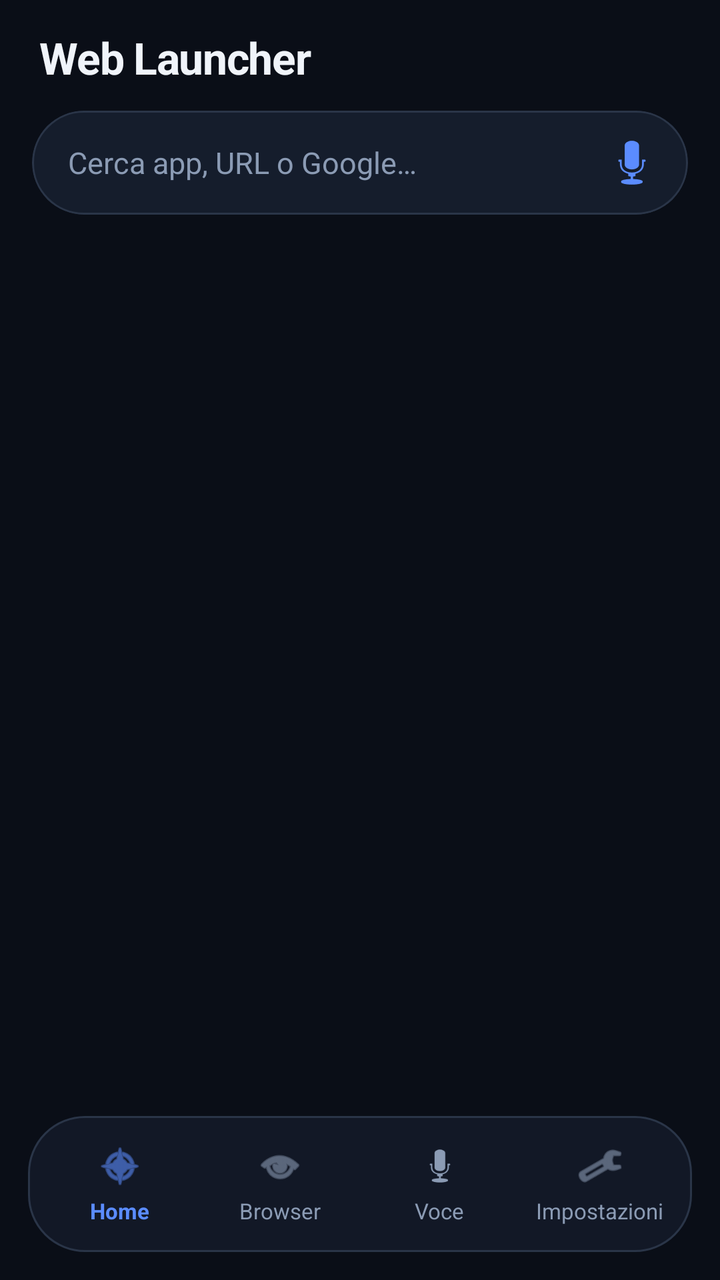
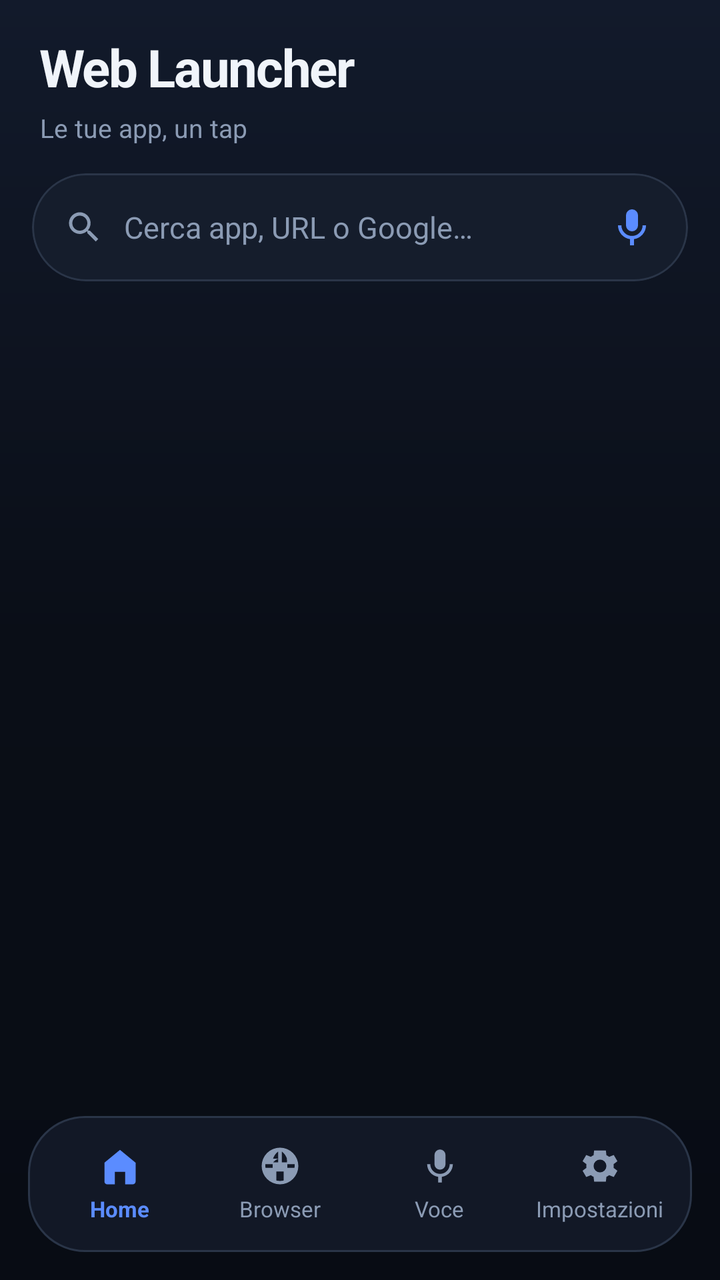

Two renders of the same Android screen: before a commit and after it. Below are the layout's source before the change and the commit's diff.
<!-- AndroidManifest.xml: activity theme Theme.WebLauncher -->
<!-- res/layout/activity_main.xml -->
<?xml version="1.0" encoding="utf-8"?>
<androidx.constraintlayout.widget.ConstraintLayout
    xmlns:android="http://schemas.android.com/apk/res/android"
    xmlns:app="http://schemas.android.com/apk/res-auto"
    android:layout_width="match_parent"
    android:layout_height="match_parent"
    android:background="@color/bg">

    <LinearLayout
        android:id="@+id/homePanel"
        android:layout_width="0dp"
        android:layout_height="0dp"
        android:orientation="vertical"
        app:layout_constraintTop_toTopOf="parent"
        app:layout_constraintBottom_toTopOf="@id/bottomBar"
        app:layout_constraintStart_toStartOf="parent"
        app:layout_constraintEnd_toEndOf="parent">

        <LinearLayout
            android:id="@+id/header"
            android:layout_width="match_parent"
            android:layout_height="wrap_content"
            android:orientation="vertical"
            android:paddingHorizontal="16dp"
            android:paddingTop="14dp"
            android:paddingBottom="8dp"
            android:background="@color/bg">

            <TextView
                android:layout_width="wrap_content"
                android:layout_height="wrap_content"
                android:text="Web Launcher"
                android:textColor="@color/text"
                android:textSize="22sp"
                android:textStyle="bold"
                android:letterSpacing="-0.02"
                android:layout_marginBottom="12dp"
                android:layout_marginStart="4dp" />

            <com.google.android.material.card.MaterialCardView
                android:layout_width="match_parent"
                android:layout_height="52dp"
                app:cardCornerRadius="26dp"
                app:cardBackgroundColor="@color/search_bg"
                app:cardElevation="0dp"
                app:strokeWidth="1dp"
                app:strokeColor="@color/stroke">

                <LinearLayout
                    android:layout_width="match_parent"
                    android:layout_height="match_parent"
                    android:orientation="horizontal"
                    android:gravity="center_vertical"
                    android:paddingStart="18dp"
                    android:paddingEnd="6dp">

                    <EditText
                        android:id="@+id/searchInput"
                        android:layout_width="0dp"
                        android:layout_height="match_parent"
                        android:layout_weight="1"
                        android:background="@android:color/transparent"
                        android:hint="@string/search_hint"
                        android:textColorHint="@color/text_muted"
                        android:textColor="@color/text"
                        android:textSize="15sp"
                        android:inputType="text"
                        android:imeOptions="actionSearch"
                        android:maxLines="1"
                        android:importantForAutofill="no" />

                    <ImageButton
                        android:id="@+id/btnMic"
                        android:layout_width="44dp"
                        android:layout_height="44dp"
                        android:background="?attr/selectableItemBackgroundBorderless"
                        android:src="@android:drawable/ic_btn_speak_now"
                        android:contentDescription="@string/voice"
                        app:tint="@color/accent" />
                </LinearLayout>
            </com.google.android.material.card.MaterialCardView>
        </LinearLayout>

        <TextView
            android:id="@+id/webSearchHint"
            android:layout_width="match_parent"
            android:layout_height="wrap_content"
            android:paddingHorizontal="20dp"
            android:paddingTop="8dp"
            android:paddingBottom="2dp"
            android:textColor="@color/accent"
            android:textSize="13sp"
            android:textStyle="bold"
            android:visibility="gone" />

        <androidx.recyclerview.widget.RecyclerView
            android:id="@+id/recycler"
            android:layout_width="match_parent"
            android:layout_height="0dp"
            android:layout_weight="1"
            android:clipToPadding="false"
            android:paddingHorizontal="10dp"
            android:paddingTop="4dp"
            android:paddingBottom="16dp" />
    </LinearLayout>

    <LinearLayout
        android:id="@+id/browserPanel"
        android:layout_width="0dp"
        android:layout_height="0dp"
        android:orientation="vertical"
        android:visibility="gone"
        app:layout_constraintTop_toTopOf="parent"
        app:layout_constraintBottom_toTopOf="@id/bottomBar"
        app:layout_constraintStart_toStartOf="parent"
        app:layout_constraintEnd_toEndOf="parent">

        <LinearLayout
            android:layout_width="match_parent"
            android:layout_height="52dp"
            android:orientation="horizontal"
            android:gravity="center_vertical"
            android:background="@color/bg_elevated"
            android:paddingHorizontal="6dp">

            <ImageButton android:id="@+id/btnWebBack" android:layout_width="42dp" android:layout_height="42dp" android:background="?attr/selectableItemBackgroundBorderless" android:src="@android:drawable/ic_media_previous" app:tint="@color/text" android:contentDescription="Indietro" />
            <ImageButton android:id="@+id/btnWebForward" android:layout_width="42dp" android:layout_height="42dp" android:background="?attr/selectableItemBackgroundBorderless" android:src="@android:drawable/ic_media_next" app:tint="@color/text" android:contentDescription="Avanti" />
            <ImageButton android:id="@+id/btnWebRefresh" android:layout_width="42dp" android:layout_height="42dp" android:background="?attr/selectableItemBackgroundBorderless" android:src="@android:drawable/ic_popup_sync" app:tint="@color/text" android:contentDescription="Aggiorna" />

            <TextView android:id="@+id/webTitle" android:layout_width="0dp" android:layout_height="wrap_content" android:layout_weight="1" android:textColor="@color/text" android:textSize="13sp" android:maxLines="1" android:ellipsize="end" android:paddingHorizontal="8dp" android:textStyle="bold" />

            <ImageButton
                android:id="@+id/btnWebAdd"
                android:layout_width="42dp"
                android:layout_height="42dp"
                android:background="?attr/selectableItemBackgroundBorderless"
                android:src="@android:drawable/btn_star_big_off"
                app:tint="@color/star"
                android:contentDescription="Aggiungi a home" />

            <ImageButton android:id="@+id/btnWebExternal" android:layout_width="42dp" android:layout_height="42dp" android:background="?attr/selectableItemBackgroundBorderless" android:src="@android:drawable/ic_menu_share" app:tint="@color/text_muted" android:contentDescription="Apri esterno" />
            <ImageButton android:id="@+id/btnWebClose" android:layout_width="42dp" android:layout_height="42dp" android:background="?attr/selectableItemBackgroundBorderless" android:src="@android:drawable/ic_menu_close_clear_cancel" app:tint="@color/danger" android:contentDescription="Chiudi" />
        </LinearLayout>

        <ProgressBar android:id="@+id/webProgress" style="?android:attr/progressBarStyleHorizontal" android:layout_width="match_parent" android:layout_height="3dp" android:max="100" android:progress="0" android:progressTint="@color/accent" android:visibility="gone" />

        <WebView android:id="@+id/webView" android:layout_width="match_parent" android:layout_height="0dp" android:layout_weight="1" />
    </LinearLayout>

    <FrameLayout
        android:id="@+id/bottomBar"
        android:layout_width="0dp"
        android:layout_height="wrap_content"
        android:paddingHorizontal="14dp"
        android:paddingBottom="14dp"
        android:paddingTop="6dp"
        android:background="@android:color/transparent"
        app:layout_constraintBottom_toBottomOf="parent"
        app:layout_constraintStart_toStartOf="parent"
        app:layout_constraintEnd_toEndOf="parent">

        <LinearLayout
            android:layout_width="match_parent"
            android:layout_height="68dp"
            android:orientation="horizontal"
            android:gravity="center"
            android:background="@drawable/bg_bottom_bar"
            android:paddingHorizontal="6dp">

            <LinearLayout android:id="@+id/navHome" android:layout_width="0dp" android:layout_height="match_parent" android:layout_weight="1" android:orientation="vertical" android:gravity="center" android:background="?attr/selectableItemBackgroundBorderless" android:paddingVertical="6dp">
                <ImageView android:id="@+id/iconHome" android:layout_width="24dp" android:layout_height="24dp" android:src="@android:drawable/ic_menu_compass" app:tint="@color/accent" android:contentDescription="@string/home" />
                <TextView android:id="@+id/labelHome" android:layout_width="wrap_content" android:layout_height="wrap_content" android:text="@string/home" android:textColor="@color/accent" android:textSize="11sp" android:textStyle="bold" android:layout_marginTop="3dp" />
            </LinearLayout>

            <LinearLayout android:id="@+id/navBrowser" android:layout_width="0dp" android:layout_height="match_parent" android:layout_weight="1" android:orientation="vertical" android:gravity="center" android:background="?attr/selectableItemBackgroundBorderless" android:paddingVertical="6dp">
                <ImageView android:id="@+id/iconBrowser" android:layout_width="24dp" android:layout_height="24dp" android:src="@android:drawable/ic_menu_view" app:tint="@color/text_muted" android:contentDescription="Browser" />
                <TextView android:id="@+id/labelBrowser" android:layout_width="wrap_content" android:layout_height="wrap_content" android:text="Browser" android:textColor="@color/text_muted" android:textSize="11sp" android:layout_marginTop="3dp" />
            </LinearLayout>

            <LinearLayout android:id="@+id/navVoice" android:layout_width="0dp" android:layout_height="match_parent" android:layout_weight="1" android:orientation="vertical" android:gravity="center" android:background="?attr/selectableItemBackgroundBorderless" android:paddingVertical="6dp">
                <ImageView android:layout_width="24dp" android:layout_height="24dp" android:src="@android:drawable/ic_btn_speak_now" app:tint="@color/text_muted" android:contentDescription="@string/voice" />
                <TextView android:layout_width="wrap_content" android:layout_height="wrap_content" android:text="@string/voice" android:textColor="@color/text_muted" android:textSize="11sp" android:layout_marginTop="3dp" />
            </LinearLayout>

            <LinearLayout android:id="@+id/navSettings" android:layout_width="0dp" android:layout_height="match_parent" android:layout_weight="1" android:orientation="vertical" android:gravity="center" android:background="?attr/selectableItemBackgroundBorderless" android:paddingVertical="6dp">
                <ImageView android:layout_width="24dp" android:layout_height="24dp" android:src="@android:drawable/ic_menu_preferences" app:tint="@color/text_muted" android:contentDescription="@string/settings" />
                <TextView android:layout_width="wrap_content" android:layout_height="wrap_content" android:text="@string/settings" android:textColor="@color/text_muted" android:textSize="11sp" android:layout_marginTop="3dp" />
            </LinearLayout>
        </LinearLayout>
    </FrameLayout>

</androidx.constraintlayout.widget.ConstraintLayout>
<!-- resources referenced by this layout -->
<resources>
  <color name="accent">#5B8CFF</color>
  <color name="bg">#0A0E17</color>
  <color name="bg_elevated">#121826</color>
  <color name="danger">#FF6B7A</color>
  <color name="search_bg">#151D2C</color>
  <color name="star">#FFC14D</color>
  <color name="stroke">#2A3548</color>
  <color name="text">#F0F4FA</color>
  <color name="text_muted">#8B9BB4</color>
  <!-- drawable bg_bottom_bar (drawable) -->
  <?xml version="1.0" encoding="utf-8"?>
  <shape xmlns:android="http://schemas.android.com/apk/res/android" android:shape="rectangle">
      <solid android:color="@color/bg_elevated" />
      <corners android:radius="28dp" />
      <stroke android:width="1dp" android:color="@color/stroke" />
  </shape>
  <string name="home">Home</string>
  <string name="search_hint">Cerca app, URL o Google\u2026</string>
  <string name="settings">Impostazioni</string>
  <string name="voice">Voce</string>
  <!-- unchanged entries left out for length: 1 -->
</resources>

<!-- the commit's change to res/layout/activity_main.xml (unified diff, before → after) -->
@@ -4,7 +4,7 @@
     xmlns:app="http://schemas.android.com/apk/res-auto"
     android:layout_width="match_parent"
     android:layout_height="match_parent"
-    android:background="@color/bg">
+    android:background="@drawable/bg_screen">
 
     <LinearLayout
         android:id="@+id/homePanel"
@@ -22,25 +22,34 @@
             android:layout_height="wrap_content"
             android:orientation="vertical"
             android:paddingHorizontal="16dp"
-            android:paddingTop="14dp"
+            android:paddingTop="16dp"
             android:paddingBottom="8dp"
-            android:background="@color/bg">
+            android:background="@android:color/transparent">
 
             <TextView
                 android:layout_width="wrap_content"
                 android:layout_height="wrap_content"
                 android:text="Web Launcher"
                 android:textColor="@color/text"
-                android:textSize="22sp"
+                android:textSize="26sp"
                 android:textStyle="bold"
-                android:letterSpacing="-0.02"
-                android:layout_marginBottom="12dp"
+                android:letterSpacing="-0.03"
+                android:layout_marginBottom="4dp"
+                android:layout_marginStart="4dp" />
+
+            <TextView
+                android:layout_width="wrap_content"
+                android:layout_height="wrap_content"
+                android:text="Le tue app, un tap"
+                android:textColor="@color/text_muted"
+                android:textSize="13sp"
+                android:layout_marginBottom="14dp"
                 android:layout_marginStart="4dp" />
 
             <com.google.android.material.card.MaterialCardView
                 android:layout_width="match_parent"
-                android:layout_height="52dp"
-                app:cardCornerRadius="26dp"
+                android:layout_height="54dp"
+                app:cardCornerRadius="27dp"
                 app:cardBackgroundColor="@color/search_bg"
                 app:cardElevation="0dp"
                 app:strokeWidth="1dp"
@@ -51,14 +60,22 @@
                     android:layout_height="match_parent"
                     android:orientation="horizontal"
                     android:gravity="center_vertical"
-                    android:paddingStart="18dp"
+                    android:paddingStart="16dp"
                     android:paddingEnd="6dp">
+
+                    <ImageView
+                        android:layout_width="20dp"
+                        android:layout_height="20dp"
+                        android:src="@drawable/ic_search"
+                        app:tint="@color/text_muted"
+                        android:contentDescription="@null" />
 
                     <EditText
                         android:id="@+id/searchInput"
                         android:layout_width="0dp"
                         android:layout_height="match_parent"
                         android:layout_weight="1"
+                        android:layout_marginStart="10dp"
                         android:background="@android:color/transparent"
                         android:hint="@string/search_hint"
                         android:textColorHint="@color/text_muted"
@@ -74,7 +91,7 @@
                         android:layout_width="44dp"
                         android:layout_height="44dp"
                         android:background="?attr/selectableItemBackgroundBorderless"
-                        android:src="@android:drawable/ic_btn_speak_now"
+                        android:src="@drawable/ic_nav_mic"
                         android:contentDescription="@string/voice"
                         app:tint="@color/accent" />
                 </LinearLayout>
@@ -168,22 +185,22 @@
             android:paddingHorizontal="6dp">
 
             <LinearLayout android:id="@+id/navHome" android:layout_width="0dp" android:layout_height="match_parent" android:layout_weight="1" android:orientation="vertical" android:gravity="center" android:background="?attr/selectableItemBackgroundBorderless" android:paddingVertical="6dp">
-                <ImageView android:id="@+id/iconHome" android:layout_width="24dp" android:layout_height="24dp" android:src="@android:drawable/ic_menu_compass" app:tint="@color/accent" android:contentDescription="@string/home" />
+                <ImageView android:id="@+id/iconHome" android:layout_width="22dp" android:layout_height="22dp" android:src="@drawable/ic_nav_home" app:tint="@color/accent" android:contentDescription="@string/home" />
                 <TextView android:id="@+id/labelHome" android:layout_width="wrap_content" android:layout_height="wrap_content" android:text="@string/home" android:textColor="@color/accent" android:textSize="11sp" android:textStyle="bold" android:layout_marginTop="3dp" />
             </LinearLayout>
 
             <LinearLayout android:id="@+id/navBrowser" android:layout_width="0dp" android:layout_height="match_parent" android:layout_weight="1" android:orientation="vertical" android:gravity="center" android:background="?attr/selectableItemBackgroundBorderless" android:paddingVertical="6dp">
-                <ImageView android:id="@+id/iconBrowser" android:layout_width="24dp" android:layout_height="24dp" android:src="@android:drawable/ic_menu_view" app:tint="@color/text_muted" android:contentDescription="Browser" />
+                <ImageView android:id="@+id/iconBrowser" android:layout_width="22dp" android:layout_height="22dp" android:src="@drawable/ic_nav_browser" app:tint="@color/text_muted" android:contentDescription="Browser" />
                 <TextView android:id="@+id/labelBrowser" android:layout_width="wrap_content" android:layout_height="wrap_content" android:text="Browser" android:textColor="@color/text_muted" android:textSize="11sp" android:layout_marginTop="3dp" />
             </LinearLayout>
 
             <LinearLayout android:id="@+id/navVoice" android:layout_width="0dp" android:layout_height="match_parent" android:layout_weight="1" android:orientation="vertical" android:gravity="center" android:background="?attr/selectableItemBackgroundBorderless" android:paddingVertical="6dp">
-                <ImageView android:layout_width="24dp" android:layout_height="24dp" android:src="@android:drawable/ic_btn_speak_now" app:tint="@color/text_muted" android:contentDescription="@string/voice" />
+                <ImageView android:layout_width="22dp" android:layout_height="22dp" android:src="@drawable/ic_nav_mic" app:tint="@color/text_muted" android:contentDescription="@string/voice" />
                 <TextView android:layout_width="wrap_content" android:layout_height="wrap_content" android:text="@string/voice" android:textColor="@color/text_muted" android:textSize="11sp" android:layout_marginTop="3dp" />
             </LinearLayout>
 
             <LinearLayout android:id="@+id/navSettings" android:layout_width="0dp" android:layout_height="match_parent" android:layout_weight="1" android:orientation="vertical" android:gravity="center" android:background="?attr/selectableItemBackgroundBorderless" android:paddingVertical="6dp">
-                <ImageView android:layout_width="24dp" android:layout_height="24dp" android:src="@android:drawable/ic_menu_preferences" app:tint="@color/text_muted" android:contentDescription="@string/settings" />
+                <ImageView android:layout_width="22dp" android:layout_height="22dp" android:src="@drawable/ic_nav_settings" app:tint="@color/text_muted" android:contentDescription="@string/settings" />
                 <TextView android:layout_width="wrap_content" android:layout_height="wrap_content" android:text="@string/settings" android:textColor="@color/text_muted" android:textSize="11sp" android:layout_marginTop="3dp" />
             </LinearLayout>
         </LinearLayout>
<!-- resource entries referenced after the edit -->
@@ -16,6 +16,45 @@
       <corners android:radius="28dp" />
       <stroke android:width="1dp" android:color="@color/stroke" />
   </shape>
+  <!-- drawable bg_screen (drawable) -->
+  <?xml version="1.0" encoding="utf-8"?>
+  <shape xmlns:android="http://schemas.android.com/apk/res/android" android:shape="rectangle">
+      <gradient
+          android:angle="270"
+          android:startColor="#121A2B"
+          android:centerColor="#0A0E17"
+          android:endColor="#080C14" />
+  </shape>
+  <!-- drawable ic_nav_browser (drawable) -->
+  <?xml version="1.0" encoding="utf-8"?>
+  <vector xmlns:android="http://schemas.android.com/apk/res/android"
+      android:width="24dp" android:height="24dp" android:viewportWidth="24" android:viewportHeight="24">
+      <path android:fillColor="#FFFFFFFF" android:pathData="M12,2 A10,10 0 1,0 12,22 A10,10 0 1,0 12,2 Z M11,4.1 V8 H8.2 A8,8 0 0,1 11,4.1 Z M13,4.1 A8,8 0 0,1 15.8,8 H13 Z M4.1,13 A8,8 0 0,1 4,11 H8 V13 Z M8,15 H4.2 A8,8 0 0,0 8,19.6 V15 Z M10,19.9 V15 H14 V19.9 A8,8 0 0,1 10,19.9 Z M16,19.6 A8,8 0 0,0 19.8,15 H16 Z M19.9,13 H16 V11 H20 A8,8 0 0,1 19.9,13 Z M15.8,10 H13 V8 H15.7 A8.2,8.2 0 0,1 15.8,10 Z M10,10 H8.2 A8,8 0 0,1 11,8 V10 Z"/>
+  </vector>
+  <!-- drawable ic_nav_home (drawable) -->
+  <?xml version="1.0" encoding="utf-8"?>
+  <vector xmlns:android="http://schemas.android.com/apk/res/android"
+      android:width="24dp" android:height="24dp" android:viewportWidth="24" android:viewportHeight="24">
+      <path android:fillColor="#FFFFFFFF" android:pathData="M12,3.2 L3.5,10.2 V20.5 C3.5,21.3 4.2,22 5,22 H9.2 V15.2 H14.8 V22 H19 C19.8,22 20.5,21.3 20.5,20.5 V10.2 Z"/>
+  </vector>
+  <!-- drawable ic_nav_mic (drawable) -->
+  <?xml version="1.0" encoding="utf-8"?>
+  <vector xmlns:android="http://schemas.android.com/apk/res/android"
+      android:width="24dp" android:height="24dp" android:viewportWidth="24" android:viewportHeight="24">
+      <path android:fillColor="#FFFFFFFF" android:pathData="M12,14 A3,3 0 0,0 15,11 V6 A3,3 0 0,0 9,6 V11 A3,3 0 0,0 12,14 Z M17.3,11 A5.3,5.3 0 0,1 6.7,11 H5 A7,7 0 0,0 11,17.9 V21 H13 V17.9 A7,7 0 0,0 19,11 Z"/>
+  </vector>
+  <!-- drawable ic_nav_settings (drawable) -->
+  <?xml version="1.0" encoding="utf-8"?>
+  <vector xmlns:android="http://schemas.android.com/apk/res/android"
+      android:width="24dp" android:height="24dp" android:viewportWidth="24" android:viewportHeight="24">
+      <path android:fillColor="#FFFFFFFF" android:pathData="M19.4,13 A7.8,7.8 0 0,0 19.5,12 A7.8,7.8 0 0,0 19.4,11 L21.5,9.4 L19.5,6 L17,7 A7,7 0 0,0 15.5,6.1 L15.2,3.5 H8.8 L8.5,6.1 A7,7 0 0,0 7,7 L4.5,6 L2.5,9.4 L4.6,11 A7.8,7.8 0 0,0 4.5,12 A7.8,7.8 0 0,0 4.6,13 L2.5,14.6 L4.5,18 L7,17 A7,7 0 0,0 8.5,17.9 L8.8,20.5 H15.2 L15.5,17.9 A7,7 0 0,0 17,17 L19.5,18 L21.5,14.6 Z M12,15.5 A3.5,3.5 0 1,1 12,8.5 A3.5,3.5 0 0,1 12,15.5 Z"/>
+  </vector>
+  <!-- drawable ic_search (drawable) -->
+  <?xml version="1.0" encoding="utf-8"?>
+  <vector xmlns:android="http://schemas.android.com/apk/res/android"
+      android:width="24dp" android:height="24dp" android:viewportWidth="24" android:viewportHeight="24">
+      <path android:fillColor="#FFFFFFFF" android:pathData="M15.5,14 H14.7 L14.4,13.7 A6.5,6.5 0 1,0 13.7,14.4 L14,14.7 V15.5 L19,20.5 L20.5,19 Z M9.5,14 A4.5,4.5 0 1,1 9.5,5 A4.5,4.5 0 0,1 9.5,14 Z"/>
+  </vector>
   <string name="home">Home</string>
   <string name="search_hint">Cerca app, URL o Google\u2026</string>
   <string name="settings">Impostazioni</string>
